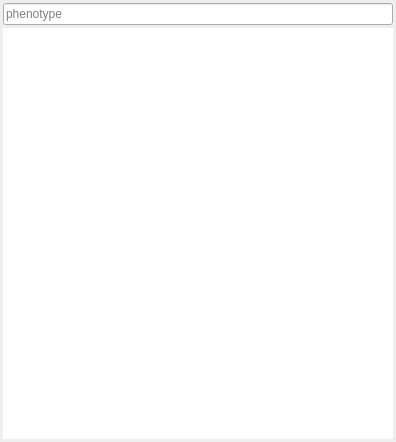
First picture: the form in src/GSvar/PhenotypeSelector.ui, repository imgag/ngs-bits, before the edit.
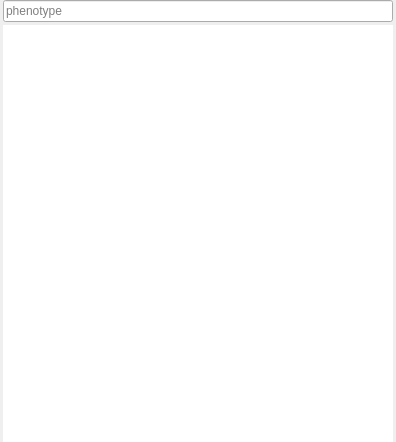
Second picture: the form after the edit.

What changed in the file:
```diff
--- a/src/GSvar/PhenotypeSelector.ui
+++ b/src/GSvar/PhenotypeSelector.ui
@@ -21,13 +21,13 @@
     <number>3</number>
    </property>
    <property name="topMargin">
-    <number>3</number>
+    <number>0</number>
    </property>
    <property name="rightMargin">
     <number>3</number>
    </property>
    <property name="bottomMargin">
-    <number>3</number>
+    <number>0</number>
    </property>
    <item>
     <widget class="QLineEdit" name="search">
```
